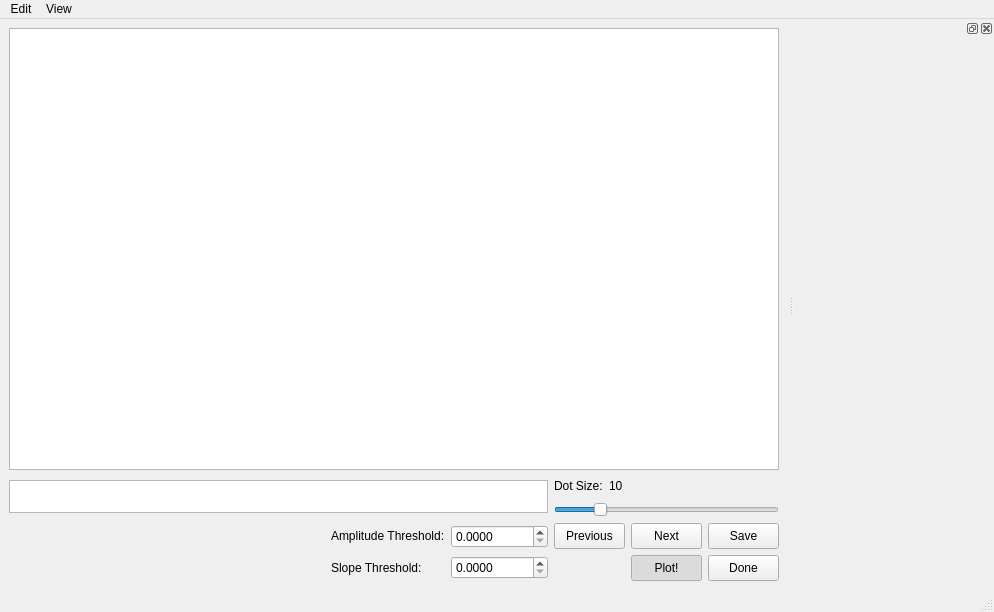
Before: the Qt Designer form analyser/ui_files/PeakEditor_pytemplate.ui in kushalkolar/MESmerize, drawn with Qt 5.
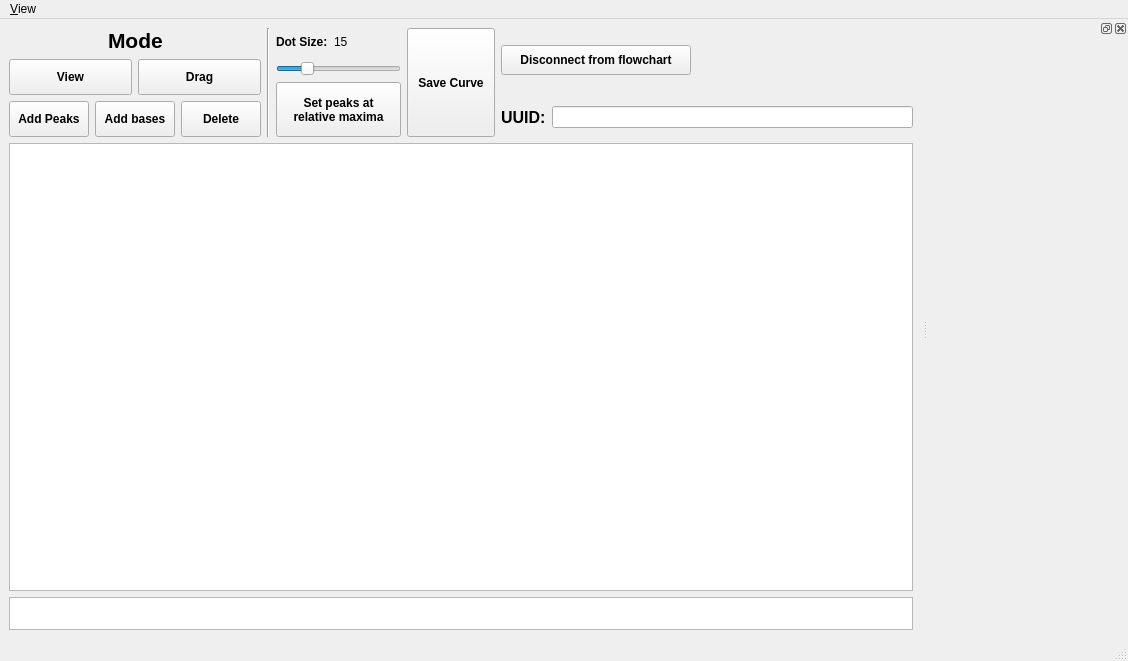
After: the same form once the commit is applied. Custom widgets are drawn as their Qt base class.

```diff
--- a/analyser/ui_files/PeakEditor_pytemplate.ui
+++ b/analyser/ui_files/PeakEditor_pytemplate.ui
@@ -6,8 +6,8 @@
    <rect>
     <x>0</x>
     <y>0</y>
-    <width>994</width>
-    <height>612</height>
+    <width>1128</width>
+    <height>661</height>
    </rect>
   </property>
   <property name="windowTitle">
@@ -15,47 +15,199 @@
   </property>
   <widget class="QWidget" name="centralwidget">
    <layout class="QGridLayout" name="gridLayout_2">
-    <item row="0" column="0" colspan="5">
-     <widget class="PlotWidget" name="graphicsView"/>
-    </item>
-    <item row="1" column="0" colspan="2">
-     <widget class="QListWidget" name="listwIndices">
-      <property name="sizePolicy">
-       <sizepolicy hsizetype="Expanding" vsizetype="Fixed">
-        <horstretch>0</horstretch>
-        <verstretch>0</verstretch>
-       </sizepolicy>
-      </property>
+    <item row="0" column="0" rowspan="2">
+     <layout class="QHBoxLayout" name="horizontalLayout_4">
+      <item>
+       <layout class="QVBoxLayout" name="verticalLayout">
+        <item>
+         <layout class="QHBoxLayout" name="horizontalLayout_3">
+          <item>
+           <spacer name="horizontalSpacer_3">
+            <property name="orientation">
+             <enum>Qt::Horizontal</enum>
+            </property>
+            <property name="sizeHint" stdset="0">
+             <size>
+              <width>40</width>
+              <height>20</height>
+             </size>
+            </property>
+           </spacer>
+          </item>
+          <item>
+           <widget class="QLabel" name="label">
+            <property name="minimumSize">
+             <size>
+              <width>0</width>
+              <height>0</height>
+             </size>
+            </property>
+            <property name="font">
+             <font>
+              <pointsize>16</pointsize>
+              <weight>75</weight>
+              <bold>true</bold>
+             </font>
+            </property>
+            <property name="text">
+             <string>Mode</string>
+            </property>
+           </widget>
+          </item>
+          <item>
+           <spacer name="horizontalSpacer_4">
+            <property name="orientation">
+             <enum>Qt::Horizontal</enum>
+            </property>
+            <property name="sizeHint" stdset="0">
+             <size>
+              <width>40</width>
+              <height>20</height>
+             </size>
+            </property>
+           </spacer>
+          </item>
+         </layout>
+        </item>
+        <item>
+         <layout class="QHBoxLayout" name="horizontalLayout">
+          <item>
+           <widget class="QPushButton" name="btnModeView">
       <property name="minimumSize">
        <size>
         <width>0</width>
-        <height>33</height>
-       </size>
-      </property>
-      <property name="maximumSize">
+              <height>36</height>
+             </size>
+            </property>
+            <property name="font">
+             <font>
+              <weight>75</weight>
+              <bold>true</bold>
+             </font>
+            </property>
+            <property name="text">
+             <string>View</string>
+            </property>
+            <property name="checkable">
+             <bool>true</bool>
+            </property>
+           </widget>
+          </item>
+          <item>
+           <widget class="QPushButton" name="btnModeDrag">
+            <property name="minimumSize">
        <size>
-        <width>16777215</width>
-        <height>33</height>
-       </size>
-      </property>
-      <property name="showDropIndicator" stdset="0">
-       <bool>false</bool>
-      </property>
-      <property name="defaultDropAction">
-       <enum>Qt::IgnoreAction</enum>
-      </property>
-      <property name="selectionMode">
-       <enum>QAbstractItemView::ExtendedSelection</enum>
-      </property>
-      <property name="flow">
-       <enum>QListView::LeftToRight</enum>
-      </property>
-     </widget>
-    </item>
-    <item row="1" column="2" colspan="3">
+              <width>0</width>
+              <height>36</height>
+             </size>
+            </property>
+            <property name="font">
+             <font>
+              <weight>75</weight>
+              <bold>true</bold>
+             </font>
+            </property>
+            <property name="text">
+             <string>Drag</string>
+            </property>
+            <property name="checkable">
+             <bool>true</bool>
+            </property>
+           </widget>
+          </item>
+         </layout>
+        </item>
+        <item>
+         <layout class="QHBoxLayout" name="horizontalLayout_2">
+          <item>
+           <widget class="QPushButton" name="btnModeAddPeaks">
+            <property name="minimumSize">
+             <size>
+              <width>0</width>
+              <height>36</height>
+             </size>
+            </property>
+            <property name="font">
+             <font>
+              <weight>75</weight>
+              <bold>true</bold>
+             </font>
+            </property>
+            <property name="text">
+             <string>Add Peaks</string>
+            </property>
+            <property name="checkable">
+             <bool>true</bool>
+            </property>
+           </widget>
+          </item>
+          <item>
+           <widget class="QPushButton" name="btnModeAddBases">
+            <property name="minimumSize">
+             <size>
+              <width>0</width>
+              <height>36</height>
+             </size>
+            </property>
+            <property name="font">
+             <font>
+              <weight>75</weight>
+              <bold>true</bold>
+             </font>
+            </property>
+            <property name="text">
+             <string>Add bases</string>
+            </property>
+            <property name="checkable">
+             <bool>true</bool>
+            </property>
+           </widget>
+          </item>
+          <item>
+           <widget class="QPushButton" name="btnModeDelete">
+            <property name="minimumSize">
+             <size>
+              <width>0</width>
+              <height>36</height>
+             </size>
+            </property>
+            <property name="font">
+             <font>
+              <weight>75</weight>
+              <bold>true</bold>
+             </font>
+            </property>
+            <property name="text">
+             <string>Delete</string>
+            </property>
+            <property name="checkable">
+             <bool>true</bool>
+            </property>
+           </widget>
+          </item>
+         </layout>
+        </item>
+       </layout>
+      </item>
+      <item>
+       <widget class="Line" name="line">
+        <property name="orientation">
+         <enum>Qt::Vertical</enum>
+        </property>
+       </widget>
+      </item>
+      <item>
+       <layout class="QVBoxLayout" name="verticalLayout_2">
+        <item>
      <layout class="QGridLayout" name="gridLayout">
       <item row="0" column="0">
        <widget class="QLabel" name="label_3">
+            <property name="font">
+             <font>
+              <weight>75</weight>
+              <bold>true</bold>
+             </font>
+            </property>
         <property name="text">
          <string>Dot Size:</string>
         </property>
@@ -64,7 +216,7 @@
       <item row="0" column="1">
        <widget class="QLabel" name="label_4">
         <property name="text">
-         <string>10</string>
+             <string>15</string>
         </property>
        </widget>
       </item>
@@ -84,13 +236,19 @@
       <item row="1" column="0" colspan="3">
        <widget class="QSlider" name="sliderDotSize">
         <property name="minimum">
-         <number>1</number>
+             <number>5</number>
         </property>
         <property name="maximum">
          <number>50</number>
         </property>
+            <property name="singleStep">
+             <number>5</number>
+            </property>
+            <property name="pageStep">
+             <number>5</number>
+            </property>
         <property name="value">
-         <number>10</number>
+             <number>15</number>
         </property>
         <property name="orientation">
          <enum>Qt::Horizontal</enum>
@@ -99,75 +257,130 @@
       </item>
      </layout>
     </item>
-    <item row="2" column="0" rowspan="2">
-     <spacer name="horizontalSpacer_2">
-      <property name="orientation">
-       <enum>Qt::Horizontal</enum>
-      </property>
-      <property name="sizeHint" stdset="0">
+        <item>
+         <widget class="QPushButton" name="btnSetPeaksAtRelativeMaxima">
+          <property name="minimumSize">
        <size>
-        <width>277</width>
-        <height>20</height>
-       </size>
-      </property>
-     </spacer>
-    </item>
-    <item row="2" column="1" rowspan="2">
-     <layout class="QHBoxLayout" name="horizontalLayout">
+            <width>125</width>
+            <height>55</height>
+           </size>
+          </property>
+          <property name="font">
+           <font>
+            <weight>75</weight>
+            <bold>true</bold>
+           </font>
+          </property>
+          <property name="text">
+           <string>Set peaks at
+relative maxima</string>
+          </property>
+         </widget>
+        </item>
+       </layout>
+      </item>
       <item>
-       <layout class="QVBoxLayout" name="verticalLayout_2">
-        <item>
-         <widget class="QLabel" name="label">
+       <widget class="QPushButton" name="btnSaveCurve">
+        <property name="sizePolicy">
+         <sizepolicy hsizetype="Fixed" vsizetype="Expanding">
+          <horstretch>0</horstretch>
+          <verstretch>0</verstretch>
+         </sizepolicy>
+        </property>
+        <property name="minimumSize">
+         <size>
+          <width>88</width>
+          <height>72</height>
+         </size>
+        </property>
+        <property name="maximumSize">
+         <size>
+          <width>80</width>
+          <height>126</height>
+         </size>
+        </property>
+        <property name="font">
+         <font>
+          <weight>75</weight>
+          <bold>true</bold>
+         </font>
+        </property>
           <property name="text">
-           <string>Amplitude Threshold:</string>
+         <string>Save Curve</string>
           </property>
          </widget>
         </item>
+     </layout>
+    </item>
+    <item row="0" column="1">
+     <widget class="QPushButton" name="btnDisconnectFromFlowchart">
+      <property name="sizePolicy">
+       <sizepolicy hsizetype="Fixed" vsizetype="Fixed">
+        <horstretch>0</horstretch>
+        <verstretch>0</verstretch>
+       </sizepolicy>
+      </property>
+      <property name="minimumSize">
+       <size>
+        <width>190</width>
+        <height>30</height>
+       </size>
+      </property>
+      <property name="maximumSize">
+       <size>
+        <width>182</width>
+        <height>30</height>
+       </size>
+      </property>
+      <property name="font">
+       <font>
+        <weight>75</weight>
+        <bold>true</bold>
+       </font>
+      </property>
+      <property name="text">
+       <string>Disconnect from flowchart</string>
+      </property>
+     </widget>
+    </item>
+    <item row="1" column="1">
+     <layout class="QHBoxLayout" name="horizontalLayout_5">
         <item>
          <widget class="QLabel" name="label_2">
+        <property name="font">
+         <font>
+          <pointsize>12</pointsize>
+          <weight>75</weight>
+          <bold>true</bold>
+         </font>
+        </property>
           <property name="text">
-           <string>Slope Threshold:</string>
+         <string>UUID:</string>
           </property>
          </widget>
         </item>
-       </layout>
-      </item>
       <item>
-       <layout class="QVBoxLayout" name="verticalLayout">
-        <item>
-         <widget class="QDoubleSpinBox" name="spinBoxAmp">
-          <property name="decimals">
-           <number>4</number>
-          </property>
-          <property name="maximum">
-           <double>10000000.000000000000000</double>
-          </property>
-          <property name="singleStep">
-           <double>0.100000000000000</double>
-          </property>
-         </widget>
-        </item>
-        <item>
-         <widget class="QDoubleSpinBox" name="spinBoxSlope">
-          <property name="decimals">
-           <number>4</number>
-          </property>
-          <property name="maximum">
-           <double>10000000.000000000000000</double>
-          </property>
-          <property name="singleStep">
-           <double>0.100000000000000</double>
-          </property>
-         </widget>
-        </item>
-       </layout>
-      </item>
-     </layout>
+       <widget class="QLineEdit" name="lineEdit">
+        <property name="font">
+         <font>
+          <weight>75</weight>
+          <bold>true</bold>
+         </font>
+        </property>
+        <property name="readOnly">
+         <bool>true</bool>
+        </property>
+       </widget>
+      </item>
+     </layout>
+    </item>
+    <item row="2" column="0" colspan="2">
+     <widget class="PlotWidget" name="graphicsView"/>
     </item>
-    <item row="2" column="2">
-     <widget class="QPushButton" name="btnPrev">
+    <item row="3" column="0" colspan="2">
+     <widget class="QListWidget" name="listwIndices">
       <property name="sizePolicy">
-       <sizepolicy hsizetype="Fixed" vsizetype="Fixed">
+       <sizepolicy hsizetype="Expanding" vsizetype="Fixed">
         <horstretch>0</horstretch>
         <verstretch>0</verstretch>
        </sizepolicy>
@@ -175,117 +388,26 @@
       <property name="minimumSize">
        <size>
         <width>0</width>
-        <height>26</height>
+        <height>33</height>
        </size>
       </property>
       <property name="maximumSize">
        <size>
-        <width>71</width>
-        <height>26</height>
+        <width>16777215</width>
+        <height>33</height>
        </size>
       </property>
-      <property name="text">
-       <string>Previous</string>
+      <property name="showDropIndicator" stdset="0">
+       <bool>false</bool>
       </property>
-     </widget>
-    </item>
-    <item row="2" column="3">
-     <widget class="QPushButton" name="btnNext">
-      <property name="sizePolicy">
-       <sizepolicy hsizetype="Fixed" vsizetype="Fixed">
-        <horstretch>0</horstretch>
-        <verstretch>0</verstretch>
-       </sizepolicy>
+      <property name="defaultDropAction">
+       <enum>Qt::IgnoreAction</enum>
       </property>
-      <property name="minimumSize">
-       <size>
-        <width>0</width>
-        <height>26</height>
-       </size>
+      <property name="selectionMode">
+       <enum>QAbstractItemView::SingleSelection</enum>
       </property>
-      <property name="maximumSize">
-       <size>
-        <width>71</width>
-        <height>26</height>
-       </size>
-      </property>
-      <property name="text">
-       <string>Next</string>
-      </property>
-     </widget>
-    </item>
-    <item row="2" column="4">
-     <widget class="QPushButton" name="btnSave">
-      <property name="sizePolicy">
-       <sizepolicy hsizetype="Fixed" vsizetype="Fixed">
-        <horstretch>0</horstretch>
-        <verstretch>0</verstretch>
-       </sizepolicy>
-      </property>
-      <property name="minimumSize">
-       <size>
-        <width>0</width>
-        <height>26</height>
-       </size>
-      </property>
-      <property name="maximumSize">
-       <size>
-        <width>71</width>
-        <height>26</height>
-       </size>
-      </property>
-      <property name="text">
-       <string>Save</string>
-      </property>
-     </widget>
-    </item>
-    <item row="3" column="3">
-     <widget class="QPushButton" name="btnPlot">
-      <property name="minimumSize">
-       <size>
-        <width>0</width>
-        <height>26</height>
-       </size>
-      </property>
-      <property name="maximumSize">
-       <size>
-        <width>71</width>
-        <height>26</height>
-       </size>
-      </property>
-      <property name="text">
-       <string>Plot!</string>
-      </property>
-      <property name="checkable">
-       <bool>true</bool>
-      </property>
-      <property name="checked">
-       <bool>true</bool>
-      </property>
-     </widget>
-    </item>
-    <item row="3" column="4">
-     <widget class="QPushButton" name="btnDone">
-      <property name="sizePolicy">
-       <sizepolicy hsizetype="Fixed" vsizetype="Fixed">
-        <horstretch>0</horstretch>
-        <verstretch>0</verstretch>
-       </sizepolicy>
-      </property>
-      <property name="minimumSize">
-       <size>
-        <width>71</width>
-        <height>26</height>
-       </size>
-      </property>
-      <property name="maximumSize">
-       <size>
-        <width>71</width>
-        <height>26</height>
-       </size>
-      </property>
-      <property name="text">
-       <string>Done</string>
+      <property name="flow">
+       <enum>QListView::LeftToRight</enum>
       </property>
      </widget>
     </item>
@@ -296,24 +418,16 @@
     <rect>
      <x>0</x>
      <y>0</y>
-     <width>994</width>
-     <height>23</height>
+     <width>1128</width>
+     <height>30</height>
     </rect>
    </property>
-   <widget class="QMenu" name="menuEdit">
-    <property name="title">
-     <string>Edit</string>
-    </property>
-    <addaction name="actionUndo"/>
-    <addaction name="actionRedo"/>
-   </widget>
    <widget class="QMenu" name="menuView">
     <property name="title">
-     <string>View</string>
+     <string>&amp;View</string>
     </property>
     <addaction name="actionTransmissions_dock"/>
    </widget>
-   <addaction name="menuEdit"/>
    <addaction name="menuView"/>
   </widget>
   <widget class="QStatusBar" name="statusbar"/>
@@ -321,7 +435,7 @@
    <property name="minimumSize">
     <size>
      <width>200</width>
-     <height>36</height>
+     <height>50</height>
     </size>
    </property>
    <attribute name="dockWidgetArea">
```
Left out of the diff: 20 changed lines with no effect on the pictures. Lines whose indentation alone changed are shown as unchanged.
